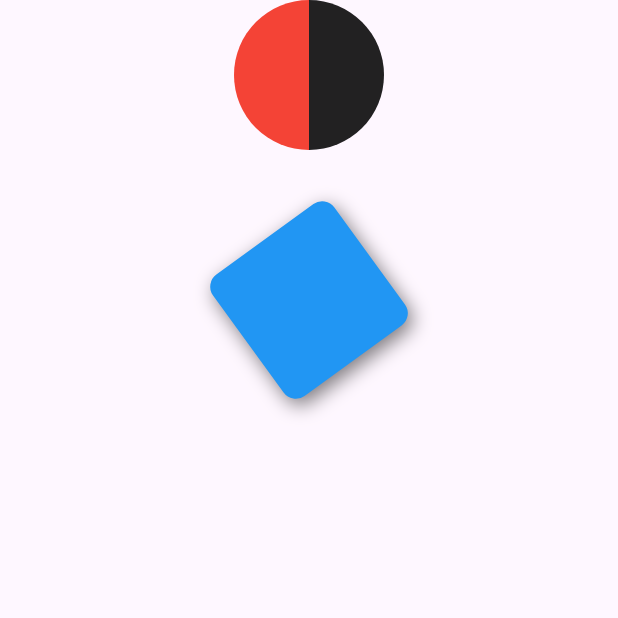
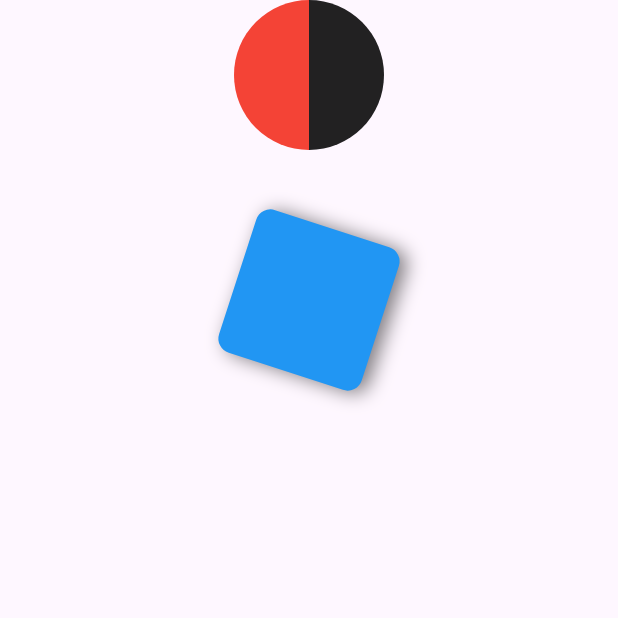
Before and after one commit to islam-debbi-dev/tutorials_flutter, a Flutter app: the screen it shows after launch, on a phone screen of 412 x 824 dp, the top half of it. Run offline on Flutter 3.47's test engine with Material 3 defaults, Android fonts, the phone set to English and light mode, and no system bars.

Commit message:
another animtion

```diff
--- a/lib/animations/animation_screen.dart
+++ b/lib/animations/animation_screen.dart
@@ -10,7 +10,7 @@ class AnimationScreen extends StatefulWidget {
 }
 
 class _AnimationScreenState extends State<AnimationScreen>
-    with SingleTickerProviderStateMixin {
+    with TickerProviderStateMixin {
   late AnimationController _counterClockwiseRotationController;
   late Animation<double> _counterClockwiseRotationAnimation;
 
@@ -21,13 +21,25 @@ class _AnimationScreenState extends State<AnimationScreen>
     super.initState();
 
     _controller = AnimationController(
-      duration: const Duration(seconds: 2),
+      duration: const Duration(seconds: 1),
       vsync: this,
     );
 
     _animation = Tween<double>(begin: 0, end: 2 * pi).animate(_controller);
 
     _controller.repeat();
+
+    _counterClockwiseRotationController = AnimationController(
+      duration: const Duration(seconds: 1),
+      vsync: this,
+    );
+
+    _counterClockwiseRotationAnimation = Tween<double>(
+      begin: 0,
+      end: -(2 / pi),
+    ).animate(_counterClockwiseRotationController);
+
+    _counterClockwiseRotationController.repeat();
   }
 
   @override
--- a/lib/main.dart
+++ b/lib/main.dart
@@ -1,6 +1,5 @@
 import 'package:flutter/material.dart';
 import 'package:tutorials_flutter/animations/animation_screen.dart';
-import 'package:tutorials_flutter/my_home_page.dart';
 
 void main() {
   runApp(const MyApp());
```
